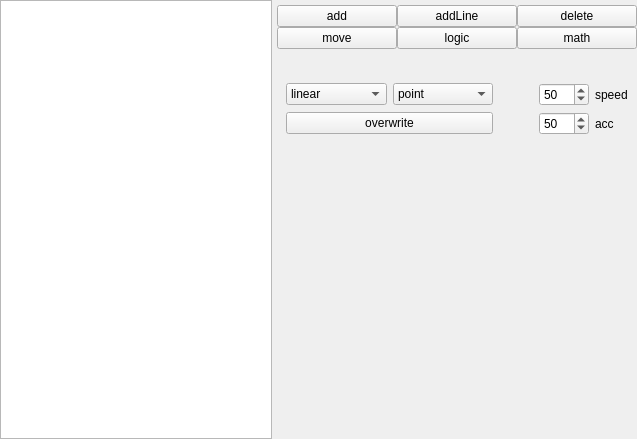
First picture: the form in src/ProgEditorWidget/programmeditorwidget.ui, repository graffiitt/hamster_gui, before the edit.
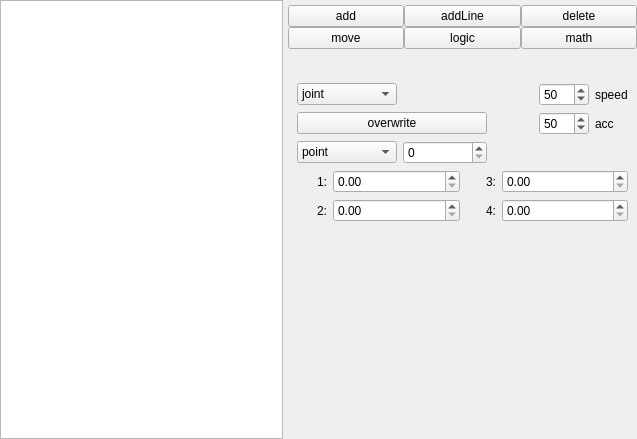
Second picture: the form after the edit.

Diff of the .ui file:
```diff
--- a/src/ProgEditorWidget/programmeditorwidget.ui
+++ b/src/ProgEditorWidget/programmeditorwidget.ui
@@ -45,6 +45,45 @@
        <property name="spacing">
         <number>6</number>
        </property>
+       <item row="2" column="3">
+        <widget class="QSpinBox" name="moveAccBox">
+         <property name="minimumSize">
+          <size>
+           <width>50</width>
+           <height>0</height>
+          </size>
+         </property>
+         <property name="minimum">
+          <number>1</number>
+         </property>
+         <property name="maximum">
+          <number>100</number>
+         </property>
+         <property name="value">
+          <number>50</number>
+         </property>
+        </widget>
+       </item>
+       <item row="2" column="0" colspan="2">
+        <widget class="QPushButton" name="moveOverwriteButton">
+         <property name="sizePolicy">
+          <sizepolicy hsizetype="Minimum" vsizetype="Fixed">
+           <horstretch>100</horstretch>
+           <verstretch>0</verstretch>
+          </sizepolicy>
+         </property>
+         <property name="text">
+          <string>overwrite</string>
+         </property>
+        </widget>
+       </item>
+       <item row="2" column="4">
+        <widget class="QLabel" name="label_5">
+         <property name="text">
+          <string>acc</string>
+         </property>
+        </widget>
+       </item>
        <item row="1" column="2">
         <spacer name="horizontalSpacer">
          <property name="orientation">
@@ -59,7 +98,7 @@
         </spacer>
        </item>
        <item row="1" column="3">
-        <widget class="QSpinBox" name="speedBox">
+        <widget class="QSpinBox" name="moveSpeedBox">
          <property name="minimumSize">
           <size>
            <width>50</width>
@@ -77,37 +116,6 @@
          </property>
         </widget>
        </item>
-       <item row="1" column="0">
-        <widget class="QComboBox" name="moveTypeBox">
-         <property name="sizePolicy">
-          <sizepolicy hsizetype="Preferred" vsizetype="Fixed">
-           <horstretch>0</horstretch>
-           <verstretch>0</verstretch>
-          </sizepolicy>
-         </property>
-         <property name="minimumSize">
-          <size>
-           <width>100</width>
-           <height>0</height>
-          </size>
-         </property>
-         <item>
-          <property name="text">
-           <string>linear</string>
-          </property>
-         </item>
-         <item>
-          <property name="text">
-           <string>circular</string>
-          </property>
-         </item>
-         <item>
-          <property name="text">
-           <string>joint</string>
-          </property>
-         </item>
-        </widget>
-       </item>
        <item row="1" column="4">
         <widget class="QLabel" name="label_4">
          <property name="text">
@@ -115,26 +123,7 @@
          </property>
         </widget>
        </item>
-       <item row="2" column="3">
-        <widget class="QSpinBox" name="accBox">
-         <property name="minimumSize">
-          <size>
-           <width>50</width>
-           <height>0</height>
-          </size>
-         </property>
-         <property name="minimum">
-          <number>1</number>
-         </property>
-         <property name="maximum">
-          <number>100</number>
-         </property>
-         <property name="value">
-          <number>50</number>
-         </property>
-        </widget>
-       </item>
-       <item row="3" column="4">
+       <item row="5" column="0">
         <spacer name="verticalSpacer">
          <property name="orientation">
           <enum>Qt::Vertical</enum>
@@ -147,15 +136,119 @@
          </property>
         </spacer>
        </item>
-       <item row="2" column="4">
-        <widget class="QLabel" name="label_5">
-         <property name="text">
-          <string>acc</string>
+       <item row="1" column="0">
+        <widget class="QComboBox" name="moveTypeBox">
+         <property name="sizePolicy">
+          <sizepolicy hsizetype="Preferred" vsizetype="Fixed">
+           <horstretch>0</horstretch>
+           <verstretch>0</verstretch>
+          </sizepolicy>
          </property>
+         <property name="minimumSize">
+          <size>
+           <width>100</width>
+           <height>0</height>
+          </size>
+         </property>
+         <item>
+          <property name="text">
+           <string>joint</string>
+          </property>
+         </item>
+         <item>
+          <property name="text">
+           <string>linear</string>
+          </property>
+         </item>
+         <item>
+          <property name="text">
+           <string>circular</string>
+          </property>
+         </item>
         </widget>
        </item>
-       <item row="1" column="1">
-        <widget class="QComboBox" name="typePointBox">
+       <item row="4" column="0" colspan="5">
+        <layout class="QGridLayout" name="gridLayout_9">
+         <item row="2" column="0">
+          <widget class="QLabel" name="label_8">
+           <property name="maximumSize">
+            <size>
+             <width>30</width>
+             <height>16777215</height>
+            </size>
+           </property>
+           <property name="text">
+            <string>1:</string>
+           </property>
+           <property name="alignment">
+            <set>Qt::AlignRight|Qt::AlignTrailing|Qt::AlignVCenter</set>
+           </property>
+          </widget>
+         </item>
+         <item row="2" column="4">
+          <widget class="QDoubleSpinBox" name="moveDataBox_3"/>
+         </item>
+         <item row="3" column="1">
+          <widget class="QDoubleSpinBox" name="moveDataBox_2"/>
+         </item>
+         <item row="2" column="1">
+          <widget class="QDoubleSpinBox" name="moveDataBox_1"/>
+         </item>
+         <item row="3" column="0">
+          <widget class="QLabel" name="label_9">
+           <property name="maximumSize">
+            <size>
+             <width>30</width>
+             <height>16777215</height>
+            </size>
+           </property>
+           <property name="text">
+            <string>2:</string>
+           </property>
+           <property name="alignment">
+            <set>Qt::AlignRight|Qt::AlignTrailing|Qt::AlignVCenter</set>
+           </property>
+          </widget>
+         </item>
+         <item row="3" column="4">
+          <widget class="QDoubleSpinBox" name="moveDataBox_4"/>
+         </item>
+         <item row="3" column="3">
+          <widget class="QLabel" name="label_11">
+           <property name="maximumSize">
+            <size>
+             <width>30</width>
+             <height>16777215</height>
+            </size>
+           </property>
+           <property name="text">
+            <string>4:</string>
+           </property>
+           <property name="alignment">
+            <set>Qt::AlignRight|Qt::AlignTrailing|Qt::AlignVCenter</set>
+           </property>
+          </widget>
+         </item>
+         <item row="2" column="3">
+          <widget class="QLabel" name="label_10">
+           <property name="maximumSize">
+            <size>
+             <width>30</width>
+             <height>16777215</height>
+            </size>
+           </property>
+           <property name="text">
+            <string>3:</string>
+           </property>
+           <property name="alignment">
+            <set>Qt::AlignRight|Qt::AlignTrailing|Qt::AlignVCenter</set>
+           </property>
+          </widget>
+         </item>
+        </layout>
+       </item>
+       <item row="3" column="0">
+        <widget class="QComboBox" name="moveTypePointBox">
          <property name="sizePolicy">
           <sizepolicy hsizetype="Preferred" vsizetype="Fixed">
            <horstretch>0</horstretch>
@@ -180,18 +273,8 @@
          </item>
         </widget>
        </item>
-       <item row="2" column="0" colspan="2">
-        <widget class="QPushButton" name="pushButton_8">
-         <property name="sizePolicy">
-          <sizepolicy hsizetype="Minimum" vsizetype="Fixed">
-           <horstretch>100</horstretch>
-           <verstretch>0</verstretch>
-          </sizepolicy>
-         </property>
-         <property name="text">
-          <string>overwrite</string>
-         </property>
-        </widget>
+       <item row="3" column="1">
+        <widget class="QSpinBox" name="movePoseRegBox"/>
        </item>
       </layout>
      </widget>
```
